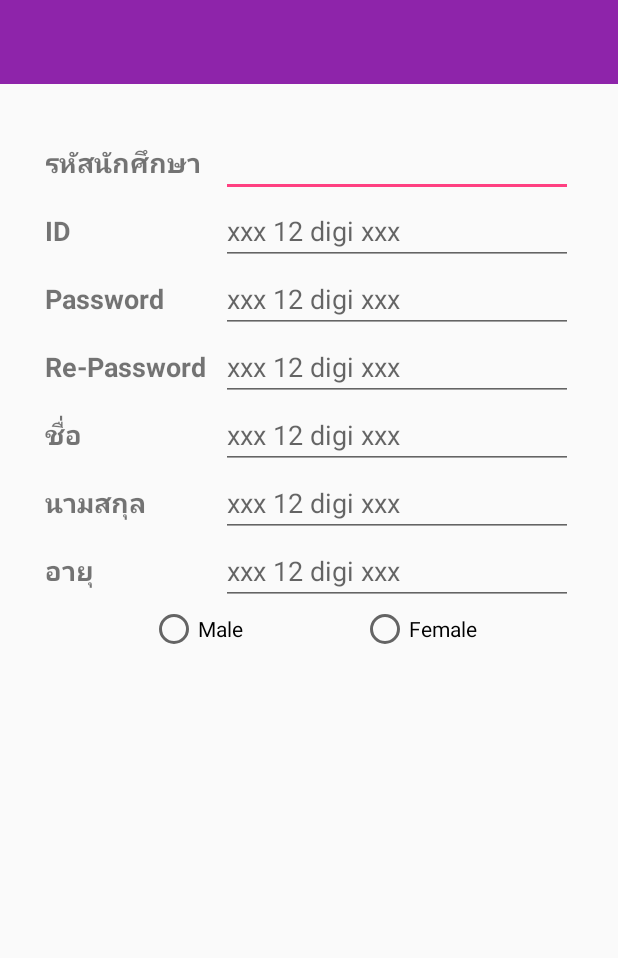
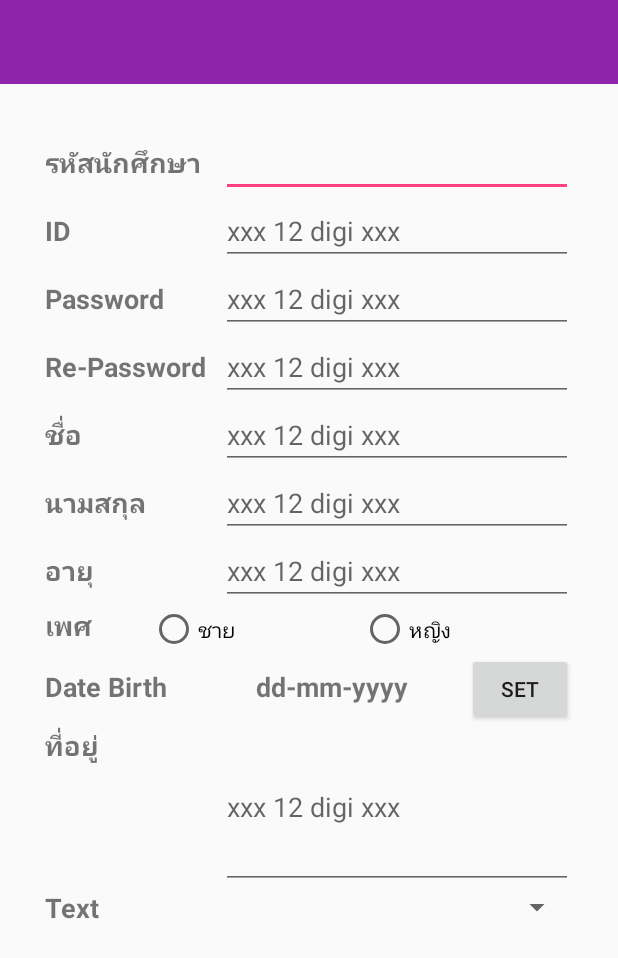
Before and after one commit to Natida2640/ExtSBC, an Android app: the fragment RegisterFragment shown on its own in the app's theme, on a phone screen of 412 x 824 dp. Shown: the top 958 px of the screen. Run offline under Robolectric (Android 15) with nearby library versions, the phone set to English and light mode, and no system bars.

Commit message:
Design step3

```diff
--- a/app/src/main/res/layout/fragment_register.xml
+++ b/app/src/main/res/layout/fragment_register.xml
@@ -226,7 +226,7 @@
                         android:layout_width="0dp"
                         android:layout_height="wrap_content"
                         android:layout_weight="1"
-                        android:text=""
+                        android:text="@string/sex"
                         android:textSize="18sp"
                         android:textStyle="bold" />
 
@@ -241,7 +241,7 @@
                             android:layout_width="0dp"
                             android:layout_height="wrap_content"
                             android:layout_weight="1"
-                            android:text="Male" />
+                            android:text="@string/male" />
 
                     </RadioGroup>
 
@@ -255,12 +255,112 @@
                             android:layout_width="0dp"
                             android:layout_height="wrap_content"
                             android:layout_weight="1"
-                            android:text="Female" />
+                            android:text="@string/female" />
 
                     </RadioGroup>
 
 
                 </LinearLayout>
+
+
+
+                <!--Date Birth-->
+                <LinearLayout
+                    android:orientation="horizontal"
+                    android:layout_width="match_parent"
+                    android:layout_height="wrap_content">
+
+
+                <!--Title-->
+                <TextView
+
+                    android:layout_width="0dp"
+                    android:layout_height="wrap_content"
+                    android:layout_weight="1"
+                    android:text="Date Birth"
+                    android:textSize="18sp"
+                    android:textStyle="bold" />
+
+                    <TextView
+
+                    android:layout_width="0dp"
+                    android:layout_height="wrap_content"
+                    android:layout_weight="1"
+                    android:text="dd-mm-yyyy"
+                    android:textSize="18sp"
+                    android:textStyle="bold" />
+
+                    <Button
+                        android:text="Set"
+                        android:layout_weight="0.5"
+                        android:layout_width="0dp"
+                        android:layout_height="wrap_content" />
+
+                </LinearLayout>
+
+
+                <!--address-->
+                <LinearLayout
+                    android:layout_width="match_parent"
+                    android:layout_height="wrap_content"
+                    android:orientation="horizontal">
+
+
+                    <!--Title-->
+                    <TextView
+                        android:layout_gravity="start"
+                        android:layout_width="0dp"
+                        android:layout_height="wrap_content"
+                        android:layout_weight="1"
+                        android:text="@string/address"
+                        android:textSize="18sp"
+                        android:textStyle="bold" />
+
+
+                    <!--TextField-->
+                    <EditText
+                        android:lines="4"
+                        android:layout_width="0dp"
+                        android:layout_height="wrap_content"
+                        android:layout_weight="2"
+                        android:hint="xxx 12 digi xxx" />
+
+
+                </LinearLayout>
+
+                <!--Spinner-->
+                <LinearLayout
+                    android:layout_width="match_parent"
+                    android:layout_height="wrap_content"
+                    android:orientation="horizontal">
+
+
+                    <!--Title-->
+                    <TextView
+                        android:layout_width="0dp"
+                        android:layout_height="wrap_content"
+                        android:layout_weight="1"
+                        android:text="Text"
+                        android:textSize="18sp"
+                        android:textStyle="bold" />
+
+
+                    <!--TextField-->
+                    <Spinner
+                        android:layout_width="0dp"
+                        android:layout_height="wrap_content"
+                        android:layout_weight="2" />
+
+
+                </LinearLayout>
+
+
+
+
+
+
+
+
             </LinearLayout>
 
         </ScrollView>
--- a/app/src/main/res/values/strings.xml
+++ b/app/src/main/res/values/strings.xml
@@ -9,5 +9,9 @@
     <string name="firstname">ชื่อ</string>
     <string name="lastname">นามสกุล</string>
     <string name="age">อายุ</string>
+    <string name="sex">เพศ</string>
+    <string name="male">ชาย</string>
+    <string name="female">หญิง</string>
+    <string name="address">ที่อยู่</string>
 
 </resources>
```
